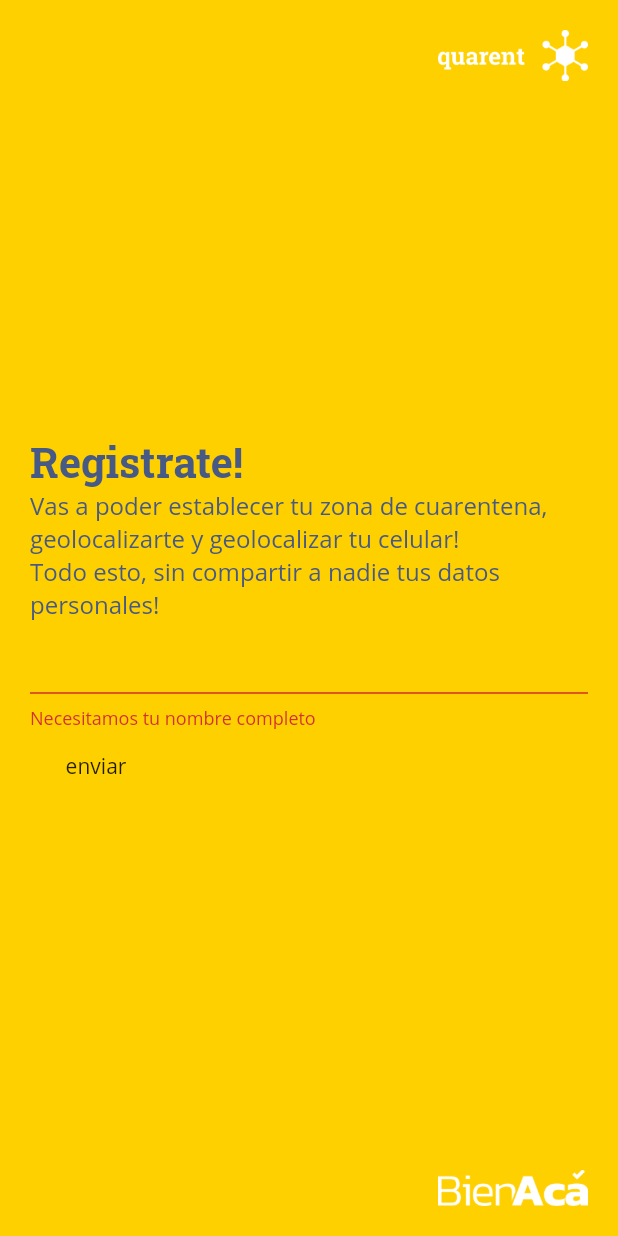
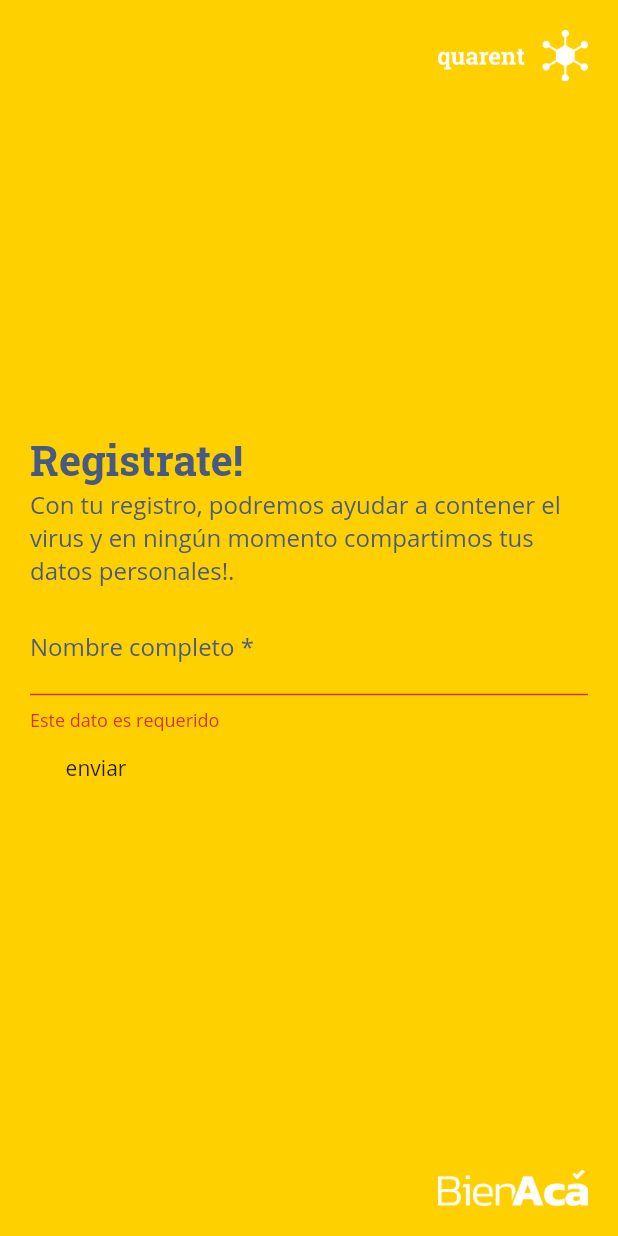
Before and after one commit to ingenious-agency/bien-aca-mobile, a Flutter app: the screen it shows after launch, after a tap on "enviar", on a phone screen of 412 x 824 dp. Run offline on Flutter 3.47's test engine with Material 2 defaults, Android fonts, the phone set to English and light mode, and no system bars; our stand-ins replace geolocator, local_auth, shared_preferences.

Commit message:
WIP3: making input closer to design

```diff
--- a/lib/components/common/app_scaffold.dart
+++ b/lib/components/common/app_scaffold.dart
@@ -1,5 +1,6 @@
 import 'package:flutter/material.dart';
 import 'package:flutter/rendering.dart';
+
 
 class AppScaffold extends StatelessWidget {
 
--- a/lib/components/common/register.dart
+++ b/lib/components/common/register.dart
@@ -1,4 +1,3 @@
-import 'package:bien_aca_quarantine/components/common/register_form.dart';
 import 'package:flutter/material.dart';
 
 import 'package:bien_aca_quarantine/services/models/User.dart';
@@ -9,6 +8,8 @@ import 'package:geolocator/geolocator.dart';
 import 'package:bien_aca_quarantine/constants/MyConstants.dart';
 
 import 'app_scaffold.dart';
+import 'package:bien_aca_quarantine/components/common/register_form.dart';
+
 
 class Register extends StatefulWidget {
   @override
--- a/lib/components/common/register_form.dart
+++ b/lib/components/common/register_form.dart
@@ -9,7 +9,9 @@ class RegisterForm extends StatefulWidget {
 }
 
 class _RegisterFormState extends State<RegisterForm> {
+
   final _formKey = GlobalKey<FormState>();
+  final nameController = TextEditingController();
 
   @override
   Widget build(BuildContext context) {
@@ -23,15 +25,23 @@ class _RegisterFormState extends State<RegisterForm> {
           children: <Widget>[
             Text('Registrate!',
               style: Theme.of(context).textTheme.headline),
-            Text('Vas a poder establecer tu zona de cuarentena, geolocalizarte y geolocalizar tu celular!', style: Theme.of(context).textTheme.body1),
-            Text('Todo esto, sin compartir a nadie tus datos personales!', style: Theme.of(context).textTheme.body1),
+            Text('Con tu registro, podremos ayudar a contener el virus y en ningún momento compartimos tus datos personales!.', style: Theme.of(context).textTheme.body1),
+            SizedBox(height: 10.0),
             TextFormField(
               validator: (value) {
-                if (value.isEmpty) {
-                  return 'Necesitamos tu nombre completo';
-                }
-                return null;
+                return value.isEmpty ? 'Este dato es requerido' : null;
               },
+              decoration: InputDecoration(
+                labelText: 'Nombre completo *',
+                labelStyle: TextStyle(
+                  color: MyConstants.of(context).blue,
+                ),
+                enabledBorder: UnderlineInputBorder(
+                  borderSide: BorderSide(
+                    color: MyConstants.of(context).blue
+                  )
+                ),
+              ),
             ),
             FlatButton(
               onPressed: () {
```
